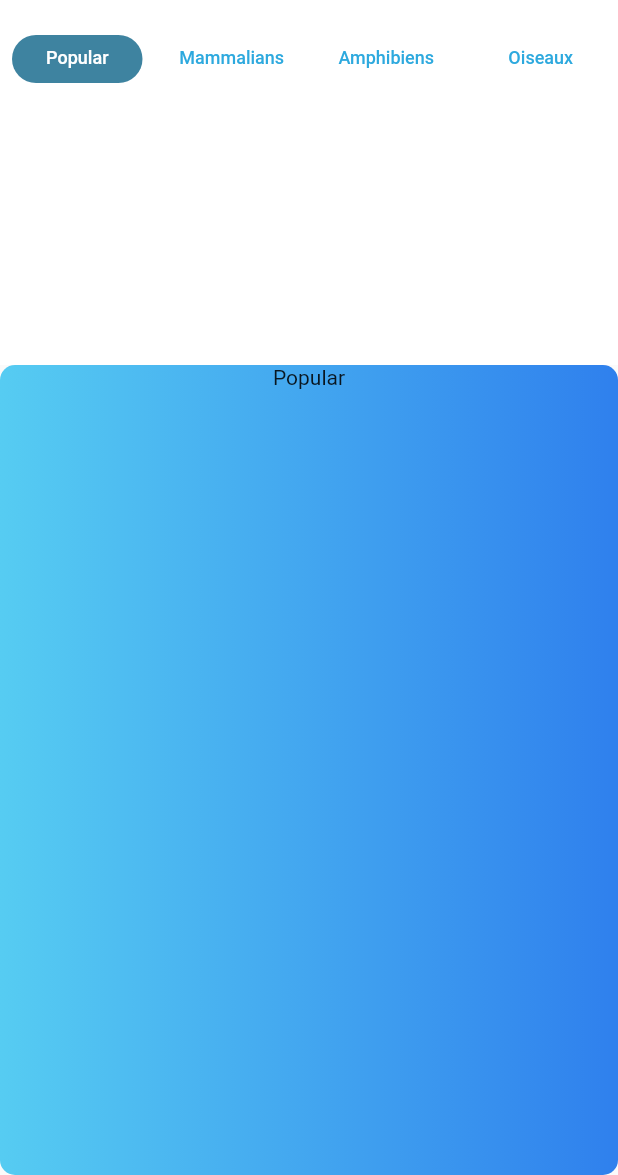
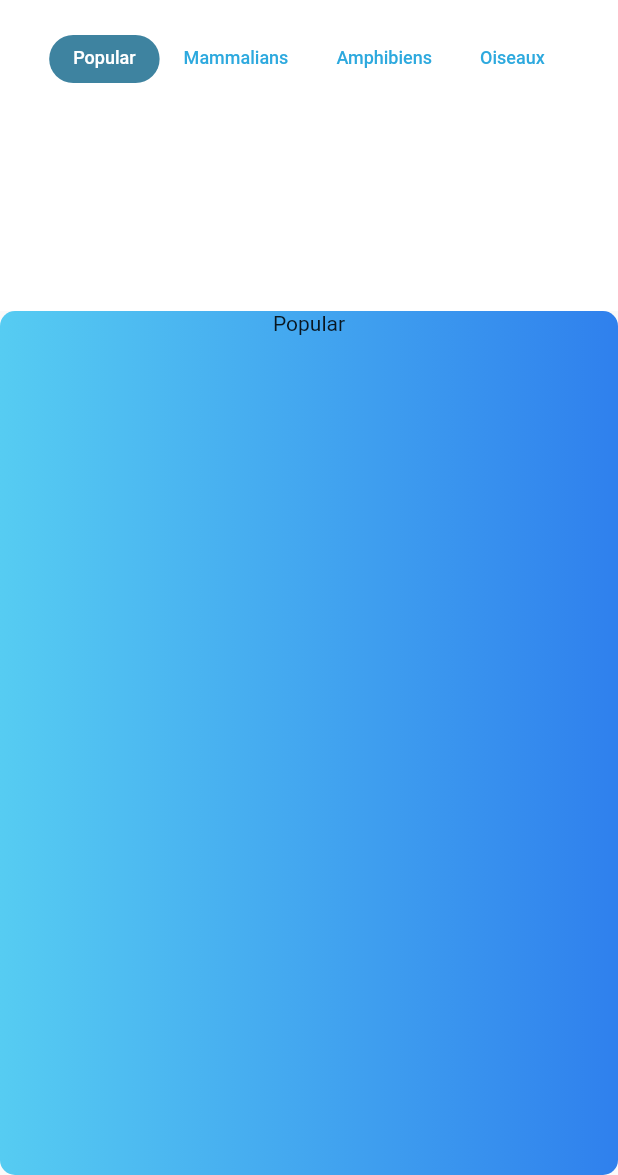
Before and after one commit to yagizdo/Animal-Wiki, a Flutter app: the HomePage screen opened directly, on a phone screen of 412 x 824 dp, the part 61-1236 px from its top. Run offline on Flutter 3.47's test engine with Material 2 defaults, Android fonts, the phone set to English and light mode, and no system bars; our stand-ins replace hexcolor, tab_indicator_styler.

Commit message:
Update Tab bar size

```diff
--- a/lib/Pages/homepage.dart
+++ b/lib/Pages/homepage.dart
@@ -15,6 +15,8 @@ class HomePage extends StatelessWidget {
             bottom: TabBar(
               unselectedLabelColor: HexColor('#2DA9DE'),
               unselectedLabelStyle: TextStyle(fontSize: 12),
+              indicatorPadding: EdgeInsets.zero,
+              isScrollable: true,
               labelStyle: TextStyle(fontSize: 12),
               labelColor: Colors.white,
               tabs: const [
@@ -33,7 +35,6 @@ class HomePage extends StatelessWidget {
               ],
               indicator: RectangularIndicator(
                 verticalPadding: 8,
-                horizontalPadding: 8,
                 color: HexColor('#3E83A0'),
                 bottomLeftRadius: 20,
                 bottomRightRadius: 20,
@@ -71,7 +72,7 @@ class HomePage extends StatelessWidget {
                     color: Colors.white,
                   )),
               Expanded(
-                  flex: 3,
+                  flex: 4,
                   child: Container(
                     child: TabBarView(
                       children: [
```
